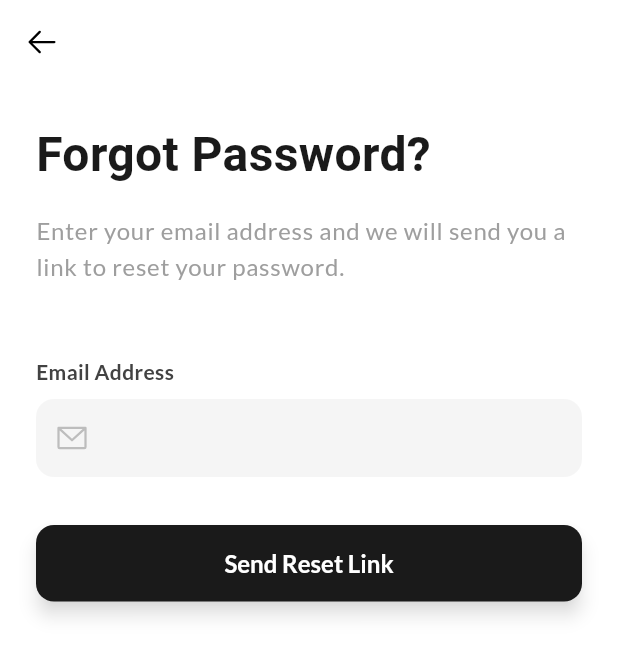
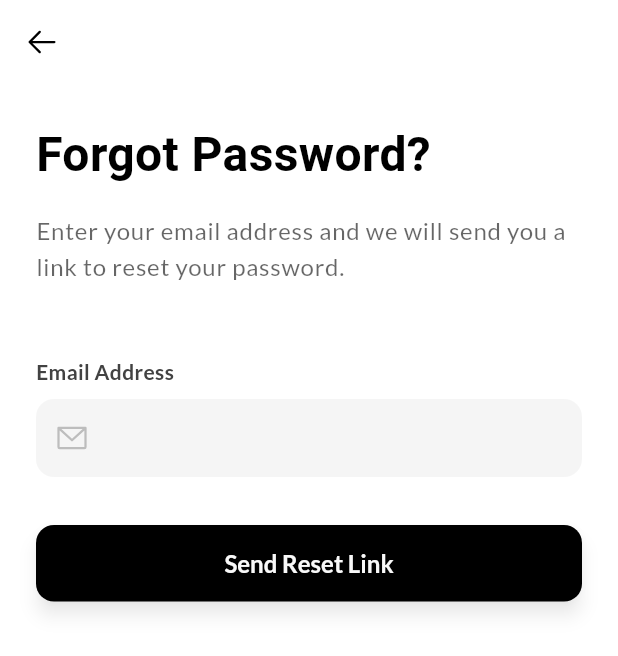
Before and after one commit to xX0ZAK0Xx/LuxeFlow-Fashion-UI-Kit, a Flutter app: the LoginScreen screen opened directly, after a tap on "Forgot Password?", on a phone screen of 412 x 824 dp. Shown: the top 656 px of the screen. Run offline on Flutter 3.47's test engine with Material 3 defaults, Android fonts, the phone set to English and light mode, and no system bars; our stand-ins replace cached_network_image, carousel_slider, dartz, equatable, flutter_bloc, flutter_html and 6 more; accounts and stored records are empty; network calls fail.

Commit message:
feat: Update app icons, add new image assets, and refactor color usage to leverage theme data.

```diff
--- /dev/null
+++ b/lib/core/constants/app_images.dart
@@ -0,0 +1,5 @@
+class AppImages {
+  static const String appIcon = 'assets/images/logo.png';
+  static const String googleIcon = 'assets/images/google.png';
+  static const String appleIcon = 'assets/images/apple.png';
+}
--- a/lib/core/widgets/social_login_button.dart
+++ b/lib/core/widgets/social_login_button.dart
@@ -22,21 +22,21 @@ class SocialLoginButton extends StatelessWidget {
         padding: const EdgeInsets.symmetric(vertical: 16),
         decoration: BoxDecoration(
           borderRadius: BorderRadius.circular(AppDimens.radiusMedium),
-          border: Border.all(color: Colors.grey.shade300),
-          color: Colors.white,
+          // border: Border.all(color: Colors.grey.shade300),
+          color: Theme.of(context).colorScheme.onSurface.withValues(alpha: 0.1),
         ),
         child: Row(
           mainAxisAlignment: MainAxisAlignment.center,
           children: [
             // Assuming we have assets, but for now using Icons if asset logic not fully set up
             // Or typically simple image asset
-             Image.network(assetPath, width: 24, height: 24, errorBuilder: (c,o,s) => const Icon(Icons.public, size: 24)),
+             Image.asset(assetPath, width: 24, height: 24, errorBuilder: (c,o,s) => const Icon(Icons.public, size: 24)),
             const SizedBox(width: 12),
             Text(
               label,
-              style: const TextStyle(
+              style: Theme.of(context).textTheme.bodyLarge?.copyWith(
                 fontWeight: FontWeight.w600,
-                color: Colors.black87,
+                color: Theme.of(context).colorScheme.onSurface,
               ),
             ),
           ],
--- a/lib/features/auth/presentation/pages/forgot_password_screen.dart
+++ b/lib/features/auth/presentation/pages/forgot_password_screen.dart
@@ -1,7 +1,6 @@
 import 'package:flutter/material.dart';
 import 'package:google_fonts/google_fonts.dart';
 import 'package:phosphor_flutter/phosphor_flutter.dart';
-import '../../../../core/constants/app_colors.dart';
 import '../../../../core/constants/app_dimens.dart';
 import '../../../../core/widgets/custom_text_field.dart';
 
@@ -24,12 +23,10 @@ class _ForgotPasswordScreenState extends State<ForgotPasswordScreen> {
   @override
   Widget build(BuildContext context) {
     return Scaffold(
-      backgroundColor: AppColors.background,
       appBar: AppBar(
-        backgroundColor: Colors.transparent,
         elevation: 0,
         leading: IconButton(
-          icon: Icon(PhosphorIcons.arrowLeft(), color: Colors.black),
+          icon: Icon(PhosphorIcons.arrowLeft(), color: Theme.of(context).colorScheme.onSurface),
           onPressed: () => Navigator.pop(context),
         ),
       ),
@@ -44,14 +41,14 @@ class _ForgotPasswordScreenState extends State<ForgotPasswordScreen> {
                 style: GoogleFonts.bodoniModa(
                   fontSize: 32,
                   fontWeight: FontWeight.bold,
-                  color: AppColors.primary,
+                  color: Theme.of(context).colorScheme.onSurface,
                 ),
               ),
               const SizedBox(height: 16),
               Text(
                 'Enter your email address and we will send you a link to reset your password.',
                 style: Theme.of(context).textTheme.bodyLarge?.copyWith(
-                      color: Colors.grey,
+                      color: Theme.of(context).colorScheme.onSurface.withValues(alpha: 0.6),
                     ),
               ),
               const SizedBox(height: 48),
@@ -74,14 +71,14 @@ class _ForgotPasswordScreenState extends State<ForgotPasswordScreen> {
                    Navigator.pop(context);
                 },
                 style: ElevatedButton.styleFrom(
-                  backgroundColor: AppColors.primary,
-                  foregroundColor: Colors.white,
+                  backgroundColor: Theme.of(context).colorScheme.onSurface,
+                  foregroundColor: Theme.of(context).colorScheme.surface,
                   padding: const EdgeInsets.symmetric(vertical: 16),
                   shape: RoundedRectangleBorder(
                     borderRadius: BorderRadius.circular(AppDimens.radiusMedium),
                   ),
                   elevation: 5,
-                  shadowColor: AppColors.primary.withValues(alpha: 0.4),
+                  shadowColor: Theme.of(context).colorScheme.onSurface.withValues(alpha: 0.4),
                 ),
                 child: const Text('Send Reset Link', style: TextStyle(fontSize: 16, fontWeight: FontWeight.bold)),
               ),
--- a/lib/features/auth/presentation/pages/login_screen.dart
+++ b/lib/features/auth/presentation/pages/login_screen.dart
@@ -1,8 +1,8 @@
 import 'package:flutter/material.dart';
 import 'package:flutter_bloc/flutter_bloc.dart';
 import 'package:google_fonts/google_fonts.dart';
+import 'package:luxeflow_fashion_ui_kit/core/constants/app_images.dart';
 import 'package:phosphor_flutter/phosphor_flutter.dart';
-import '../../../../core/constants/app_colors.dart';
 import '../../../../core/constants/app_dimens.dart';
 import '../../../../core/widgets/custom_text_field.dart';
 import '../../../../core/widgets/social_login_button.dart';
@@ -60,7 +60,6 @@ class _LoginScreenState extends State<LoginScreen> with SingleTickerProviderStat
   @override
   Widget build(BuildContext context) {
     return Scaffold(
-      backgroundColor: AppColors.background,
       body: BlocConsumer<AuthBloc, AuthState>(
         listener: (context, state) {
           if (state is AuthAuthenticated) {
@@ -88,7 +87,7 @@ class _LoginScreenState extends State<LoginScreen> with SingleTickerProviderStat
                       width: 300,
                       height: 300,
                       decoration: BoxDecoration(
-                        color: AppColors.primary.withValues(alpha: 0.1),
+                        color: Theme.of(context).colorScheme.onSurface.withValues(alpha: 0.1),
                         shape: BoxShape.circle,
                       ),
                     ),
@@ -111,7 +110,7 @@ class _LoginScreenState extends State<LoginScreen> with SingleTickerProviderStat
                               style: GoogleFonts.bodoniModa(
                                 fontSize: 42,
                                 fontWeight: FontWeight.bold,
-                                color: AppColors.primary,
+                                color: Theme.of(context).colorScheme.onSurface,
                               ),
                               textAlign: TextAlign.center,
                             ),
@@ -119,7 +118,7 @@ class _LoginScreenState extends State<LoginScreen> with SingleTickerProviderStat
                             Text(
                               'Welcome back, trendsetter.',
                               style: Theme.of(context).textTheme.bodyLarge?.copyWith(
-                                    color: Colors.grey,
+                                    color: Theme.of(context).colorScheme.onSurface.withValues(alpha: 0.6),
                                   ),
                               textAlign: TextAlign.center,
                             ),
@@ -158,7 +157,7 @@ class _LoginScreenState extends State<LoginScreen> with SingleTickerProviderStat
                                 child: Text(
                                   'Forgot Password?',
                                   style: TextStyle(
-                                    color: AppColors.primary,
+                                    color: Theme.of(context).colorScheme.onSurface,
                                     fontWeight: FontWeight.w600,
                                   ),
                                 ),
@@ -173,14 +172,14 @@ class _LoginScreenState extends State<LoginScreen> with SingleTickerProviderStat
                               ElevatedButton(
                                 onPressed: _onLoginPressed,
                                 style: ElevatedButton.styleFrom(
-                                  backgroundColor: AppColors.primary,
-                                  foregroundColor: Colors.white,
+                                  backgroundColor: Theme.of(context).colorScheme.onSurface,
+                                  foregroundColor: Theme.of(context).colorScheme.surface,
                                   padding: const EdgeInsets.symmetric(vertical: 16),
                                   shape: RoundedRectangleBorder(
                                     borderRadius: BorderRadius.circular(AppDimens.radiusMedium),
                                   ),
                                   elevation: 5,
-                                  shadowColor: AppColors.primary.withValues(alpha: 0.4),
+                                  shadowColor: Theme.of(context).colorScheme.onSurface.withValues(alpha: 0.4),
                                 ),
                                 child: const Text(
                                   'Sign In',
@@ -191,12 +190,12 @@ class _LoginScreenState extends State<LoginScreen> with SingleTickerProviderStat
                             const SizedBox(height: 32),
                              Row(
                               children: [
-                                Expanded(child: Divider(color: Colors.grey.shade300)),
+                                Expanded(child: Divider(color: Theme.of(context).colorScheme.onSurface.withValues(alpha: 0.4))),
                                 Padding(
                                   padding: const EdgeInsets.symmetric(horizontal: 16),
-                                  child: Text('OR CONTINUE WITH', style: TextStyle(color: Colors.grey.shade500, fontSize: 12)),
+                                  child: Text('OR CONTINUE WITH', style: TextStyle(color: Theme.of(context).colorScheme.onSurface.withValues(alpha: 0.4), fontSize: 12)),
                                 ),
-                                Expanded(child: Divider(color: Colors.grey.shade300)),
+                                Expanded(child: Divider(color: Theme.of(context).colorScheme.onSurface.withValues(alpha: 0.4))),
                               ],
                             ),
                             const SizedBox(height: 24),
@@ -207,7 +206,7 @@ class _LoginScreenState extends State<LoginScreen> with SingleTickerProviderStat
                                 Expanded(
                                   child: SocialLoginButton(
                                     label: 'Google',
-                                    assetPath: 'https://upload.wikimedia.org/wikipedia/commons/5/53/Google_%22G%22_Logo.svg',
+                                    assetPath: AppImages.googleIcon,
                                     onPressed: () {},
                                   ),
                                 ),
@@ -215,7 +214,7 @@ class _LoginScreenState extends State<LoginScreen> with SingleTickerProviderStat
                                 Expanded(
                                   child: SocialLoginButton(
                                     label: 'Apple',
-                                    assetPath: 'https://upload.wikimedia.org/wikipedia/commons/f/fa/Apple_logo_black.svg',
+                                    assetPath: AppImages.appleIcon,
                                     onPressed: () {},
                                   ),
                                 ),
@@ -228,7 +227,7 @@ class _LoginScreenState extends State<LoginScreen> with SingleTickerProviderStat
                             Row(
                               mainAxisAlignment: MainAxisAlignment.center,
                               children: [
-                                Text("Don't have an account?", style: TextStyle(color: Colors.grey.shade600)),
+                                Text("Don't have an account?", style: TextStyle(color: Theme.of(context).colorScheme.onSurface.withValues(alpha: 0.6))),
                                 TextButton(
                                   onPressed: () {
                                     Navigator.push(
@@ -239,7 +238,7 @@ class _LoginScreenState extends State<LoginScreen> with SingleTickerProviderStat
                                   child: Text(
                                     'Create Account',
                                     style: TextStyle(
-                                      color: AppColors.primary,
+                                      color: Theme.of(context).colorScheme.onSurface,
                                       fontWeight: FontWeight.bold,
                                     ),
                                   ),
--- a/lib/features/auth/presentation/pages/splash_screen.dart
+++ b/lib/features/auth/presentation/pages/splash_screen.dart
@@ -1,4 +1,5 @@
 import 'package:flutter/material.dart';
+import 'package:luxeflow_fashion_ui_kit/core/constants/app_images.dart';
 import '../../../../core/constants/app_colors.dart';
 import '../pages/onboarding_screen.dart';
 
@@ -49,7 +50,7 @@ class _SplashScreenState extends State<SplashScreen> with SingleTickerProviderSt
           child: Column(
             mainAxisAlignment: MainAxisAlignment.center,
             children: [
-              const Icon(Icons.diamond_outlined, size: 80, color: AppColors.secondary),
+              Image.asset(AppImages.appIcon, width: 80, height: 80),
               const SizedBox(height: 20),
               Text(
                 'LuxeFlow',
--- a/lib/features/product/presentation/widgets/filter_modal.dart
+++ b/lib/features/product/presentation/widgets/filter_modal.dart
@@ -113,8 +113,8 @@ class _FilterModalState extends State<FilterModal> {
                     min: 0,
                     max: 500,
                     divisions: 50,
-                    activeColor: AppColors.primary,
-                    inactiveColor: AppColors.primary.withValues(alpha: 0.2),
+                    activeColor: Theme.of(context).colorScheme.onSurface,
+                    inactiveColor: Theme.of(context).colorScheme.onSurface.withValues(alpha: 0.2),
                     onChanged: (values) {
                       _priceRangeNotifier.value = values;
                     },
--- a/lib/main.dart
+++ b/lib/main.dart
@@ -1,7 +1,7 @@
 import 'package:flutter/material.dart';
 import 'package:flutter_bloc/flutter_bloc.dart';
-import 'package:luxeflow_fashion_ui_kit/features/home/presentation/pages/home_screen.dart';
 import 'features/auth/presentation/blocs/auth_bloc.dart';
+import 'features/auth/presentation/pages/splash_screen.dart';
 import 'features/cart/presentation/blocs/cart_bloc.dart';
 import 'features/product/presentation/blocs/product_bloc.dart';
 import 'features/wishlist/presentation/blocs/wishlist_bloc.dart';
@@ -60,8 +60,8 @@ class MyApp extends StatelessWidget {
             darkTheme: AppTheme.darkTheme,
             themeMode: state.themeMode,
             debugShowCheckedModeBanner: false,
-            // home: const SplashScreen(),
-            home: const HomeScreen(),
+            home: const SplashScreen(),
+            // home: const HomeScreen(),
           );
         },
       ),
--- a/pubspec.yaml
+++ b/pubspec.yaml
@@ -30,3 +30,6 @@ dev_dependencies:
 
 flutter:
   uses-material-design: true
+
+  assets:
+    - assets/images/
```
Also changed, not shown: lib/features/auth/presentation/pages/signup_screen.dart (+7 -10 lines), lib/features/home/presentation/pages/home_screen.dart (+14 -14 lines), assets/images/apple.png (added), assets/images/google.png (added), assets/images/logo.png (added), 58 other files.
